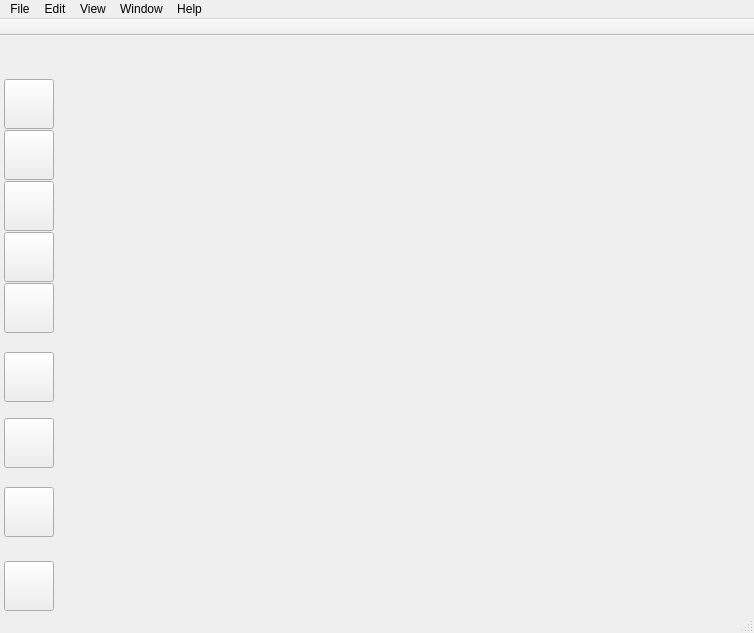
Old version of the form ui/main_window.ui in the repository zkovari/plotlyst.
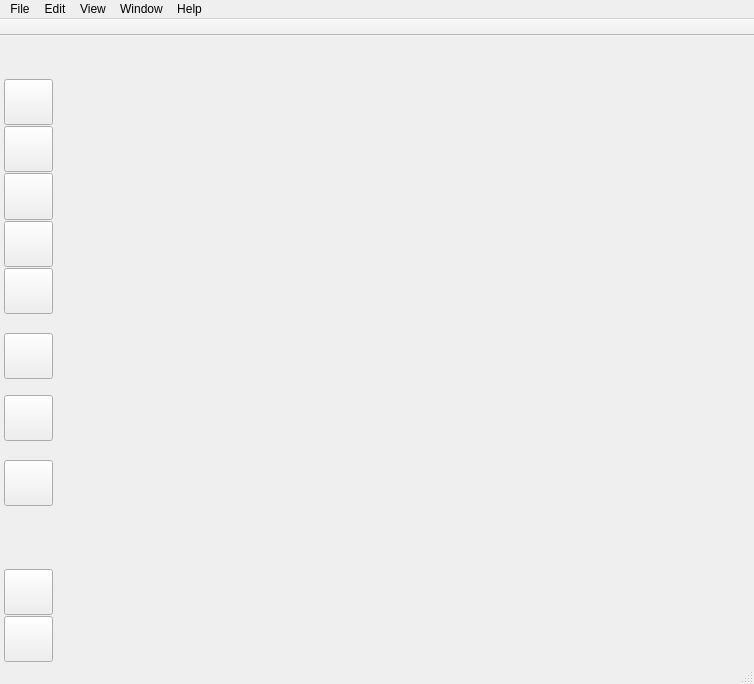
New version of the form.

What changed in the file:
```diff
--- a/ui/main_window.ui
+++ b/ui/main_window.ui
@@ -7,7 +7,7 @@
     <x>0</x>
     <y>0</y>
     <width>754</width>
-    <height>633</height>
+    <height>684</height>
    </rect>
   </property>
   <property name="mouseTracking">
@@ -60,6 +60,18 @@
         </property>
         <item>
          <widget class="QWidget" name="wdgNavBar" native="true">
+          <property name="sizePolicy">
+           <sizepolicy hsizetype="MinimumExpanding" vsizetype="Preferred">
+            <horstretch>0</horstretch>
+            <verstretch>0</verstretch>
+           </sizepolicy>
+          </property>
+          <property name="maximumSize">
+           <size>
+            <width>55</width>
+            <height>16777215</height>
+           </size>
+          </property>
           <property name="navbar" stdset="0">
            <bool>true</bool>
           </property>
@@ -97,10 +109,16 @@
            </item>
            <item>
             <widget class="QToolButton" name="btnNovel">
+             <property name="sizePolicy">
+              <sizepolicy hsizetype="MinimumExpanding" vsizetype="MinimumExpanding">
+               <horstretch>0</horstretch>
+               <verstretch>0</verstretch>
+              </sizepolicy>
+             </property>
              <property name="minimumSize">
               <size>
-               <width>50</width>
-               <height>50</height>
+               <width>35</width>
+               <height>35</height>
               </size>
              </property>
              <property name="maximumSize">
@@ -143,10 +161,16 @@
            </item>
            <item>
             <widget class="QToolButton" name="btnCharacters">
+             <property name="sizePolicy">
+              <sizepolicy hsizetype="MinimumExpanding" vsizetype="MinimumExpanding">
+               <horstretch>0</horstretch>
+               <verstretch>0</verstretch>
+              </sizepolicy>
+             </property>
              <property name="minimumSize">
               <size>
-               <width>50</width>
-               <height>50</height>
+               <width>35</width>
+               <height>35</height>
               </size>
              </property>
              <property name="maximumSize">
@@ -186,10 +210,16 @@
            </item>
            <item>
             <widget class="QToolButton" name="btnScenes">
+             <property name="sizePolicy">
+              <sizepolicy hsizetype="MinimumExpanding" vsizetype="MinimumExpanding">
+               <horstretch>0</horstretch>
+               <verstretch>0</verstretch>
+              </sizepolicy>
+             </property>
              <property name="minimumSize">
               <size>
-               <width>50</width>
-               <height>50</height>
+               <width>35</width>
+               <height>35</height>
               </size>
              </property>
              <property name="maximumSize">
@@ -232,10 +262,16 @@
              <property name="enabled">
               <bool>true</bool>
              </property>
+             <property name="sizePolicy">
+              <sizepolicy hsizetype="MinimumExpanding" vsizetype="MinimumExpanding">
+               <horstretch>0</horstretch>
+               <verstretch>0</verstretch>
+              </sizepolicy>
+             </property>
              <property name="minimumSize">
               <size>
-               <width>50</width>
-               <height>50</height>
+               <width>35</width>
+               <height>35</height>
               </size>
              </property>
              <property name="maximumSize">
@@ -278,10 +314,16 @@
              <property name="enabled">
               <bool>true</bool>
              </property>
+             <property name="sizePolicy">
+              <sizepolicy hsizetype="MinimumExpanding" vsizetype="MinimumExpanding">
+               <horstretch>0</horstretch>
+               <verstretch>0</verstretch>
+              </sizepolicy>
+             </property>
              <property name="minimumSize">
               <size>
-               <width>50</width>
-               <height>50</height>
+               <width>35</width>
+               <height>35</height>
               </size>
              </property>
              <property name="maximumSize">
@@ -353,10 +395,16 @@
            </item>
            <item>
             <widget class="QToolButton" name="btnNotes">
+             <property name="sizePolicy">
+              <sizepolicy hsizetype="MinimumExpanding" vsizetype="MinimumExpanding">
+               <horstretch>0</horstretch>
+               <verstretch>0</verstretch>
+              </sizepolicy>
+             </property>
              <property name="minimumSize">
               <size>
-               <width>50</width>
-               <height>50</height>
+               <width>35</width>
+               <height>35</height>
               </size>
              </property>
              <property name="maximumSize">
@@ -412,10 +460,16 @@
            </item>
            <item>
             <widget class="QToolButton" name="btnBoard">
+             <property name="sizePolicy">
+              <sizepolicy hsizetype="MinimumExpanding" vsizetype="MinimumExpanding">
+               <horstretch>0</horstretch>
+               <verstretch>0</verstretch>
+              </sizepolicy>
+             </property>
              <property name="minimumSize">
               <size>
-               <width>50</width>
-               <height>50</height>
+               <width>35</width>
+               <height>35</height>
               </size>
              </property>
              <property name="maximumSize">
@@ -487,10 +541,16 @@
            </item>
            <item>
             <widget class="QToolButton" name="btnReports">
+             <property name="sizePolicy">
+              <sizepolicy hsizetype="MinimumExpanding" vsizetype="MinimumExpanding">
+               <horstretch>0</horstretch>
+               <verstretch>0</verstretch>
+              </sizepolicy>
+             </property>
              <property name="minimumSize">
               <size>
-               <width>50</width>
-               <height>50</height>
+               <width>35</width>
+               <height>35</height>
               </size>
              </property>
              <property name="maximumSize">
@@ -557,12 +617,64 @@
              </property>
             </spacer>
            </item>
+           <item>
+            <widget class="QToolButton" name="btnKbLink">
+             <property name="sizePolicy">
+              <sizepolicy hsizetype="MinimumExpanding" vsizetype="MinimumExpanding">
+               <horstretch>0</horstretch>
+               <verstretch>0</verstretch>
+              </sizepolicy>
+             </property>
+             <property name="minimumSize">
+              <size>
+               <width>35</width>
+               <height>35</height>
+              </size>
+             </property>
+             <property name="maximumSize">
+              <size>
+               <width>50</width>
+               <height>50</height>
+              </size>
+             </property>
+             <property name="cursor">
+              <cursorShape>PointingHandCursor</cursorShape>
+             </property>
+             <property name="toolTip">
+              <string>Jump to Knowledge Base</string>
+             </property>
+             <property name="text">
+              <string/>
+             </property>
+             <property name="iconSize">
+              <size>
+               <width>32</width>
+               <height>32</height>
+              </size>
+             </property>
+             <property name="checkable">
+              <bool>false</bool>
+             </property>
+             <property name="base" stdset="0">
+              <bool>false</bool>
+             </property>
+             <property name="main-navbar" stdset="0">
+              <bool>true</bool>
+             </property>
+            </widget>
+           </item>
            <item>
             <widget class="QToolButton" name="btnSettingsLink">
+             <property name="sizePolicy">
+              <sizepolicy hsizetype="MinimumExpanding" vsizetype="MinimumExpanding">
+               <horstretch>0</horstretch>
+               <verstretch>0</verstretch>
+              </sizepolicy>
+             </property>
              <property name="minimumSize">
               <size>
-               <width>50</width>
-               <height>50</height>
+               <width>35</width>
+               <height>35</height>
               </size>
              </property>
              <property name="maximumSize">
```
Left out of the diff: 17 changed lines with no effect on the pictures.
